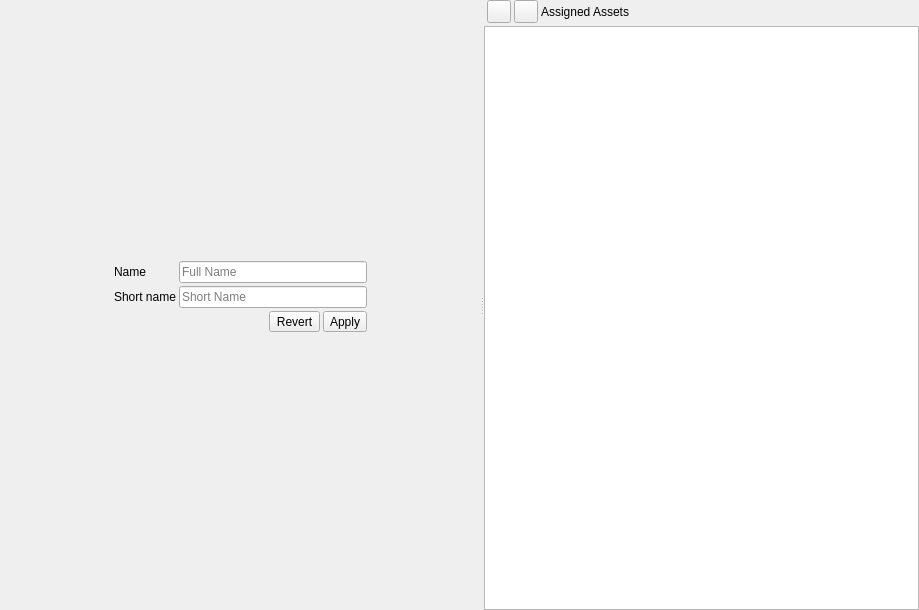
Above: src/assetgroupeditwidget.ui from RxLaboratory/Ramses-Client before the change. Below: the same form after it.
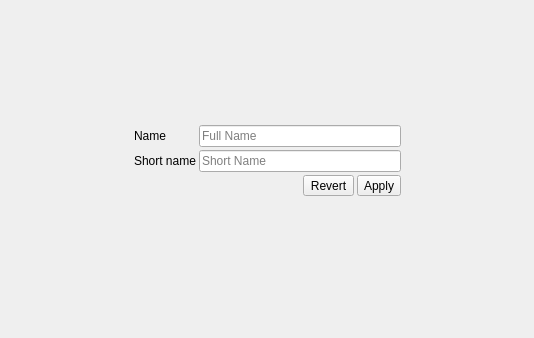
That is the form after the change. Icons and pictures are not drawn.

The edit to the form file:
```diff
--- a/src/assetgroupeditwidget.ui
+++ b/src/assetgroupeditwidget.ui
@@ -6,17 +6,14 @@
    <rect>
     <x>0</x>
     <y>0</y>
-    <width>919</width>
-    <height>610</height>
+    <width>534</width>
+    <height>338</height>
    </rect>
   </property>
   <property name="windowTitle">
    <string>Form</string>
   </property>
-  <layout class="QVBoxLayout" name="verticalLayout_2">
-   <property name="spacing">
-    <number>0</number>
-   </property>
+  <layout class="QGridLayout" name="gridLayout" rowstretch="1,0,1" columnstretch="25,50,25">
    <property name="leftMargin">
     <number>0</number>
    </property>
@@ -29,40 +26,23 @@
    <property name="bottomMargin">
     <number>0</number>
    </property>
-   <item>
-    <widget class="QSplitter" name="splitter">
-     <property name="orientation">
-      <enum>Qt::Horizontal</enum>
-     </property>
-     <widget class="QWidget" name="layoutWidget">
-      <layout class="QGridLayout" name="gridLayout" rowstretch="1,0,1" columnstretch="25,50,0,25">
-       <item row="0" column="3">
-        <spacer name="horizontalSpacer_4">
-         <property name="orientation">
-          <enum>Qt::Horizontal</enum>
-         </property>
-         <property name="sizeHint" stdset="0">
-          <size>
-           <width>40</width>
-           <height>20</height>
-          </size>
-         </property>
-        </spacer>
-       </item>
-       <item row="0" column="0">
+   <property name="spacing">
+    <number>0</number>
+   </property>
+   <item row="0" column="0" rowspan="3">
         <spacer name="horizontalSpacer_5">
          <property name="orientation">
           <enum>Qt::Horizontal</enum>
          </property>
          <property name="sizeHint" stdset="0">
           <size>
-           <width>40</width>
-           <height>20</height>
+       <width>131</width>
+       <height>192</height>
           </size>
          </property>
         </spacer>
        </item>
-       <item row="2" column="2">
+   <item row="0" column="1">
         <spacer name="verticalSpacer_5">
          <property name="orientation">
           <enum>Qt::Vertical</enum>
@@ -70,12 +50,25 @@
          <property name="sizeHint" stdset="0">
           <size>
            <width>20</width>
-           <height>40</height>
+       <height>115</height>
           </size>
          </property>
         </spacer>
        </item>
-       <item row="1" column="1" colspan="2">
+   <item row="0" column="2" rowspan="3">
+    <spacer name="horizontalSpacer_4">
+     <property name="orientation">
+      <enum>Qt::Horizontal</enum>
+     </property>
+     <property name="sizeHint" stdset="0">
+      <size>
+       <width>130</width>
+       <height>20</height>
+      </size>
+     </property>
+    </spacer>
+   </item>
+   <item row="1" column="1">
         <layout class="QFormLayout" name="formLayout">
          <property name="horizontalSpacing">
           <number>3</number>
@@ -174,86 +167,18 @@
          </item>
         </layout>
        </item>
-       <item row="0" column="2">
+   <item row="2" column="1">
         <spacer name="verticalSpacer">
          <property name="orientation">
           <enum>Qt::Vertical</enum>
          </property>
          <property name="sizeHint" stdset="0">
           <size>
-           <width>20</width>
-           <height>40</height>
+       <width>17</width>
+       <height>114</height>
           </size>
          </property>
         </spacer>
-       </item>
-      </layout>
-     </widget>
-     <widget class="QWidget" name="widget" native="true">
-      <layout class="QVBoxLayout" name="verticalLayout">
-       <property name="spacing">
-        <number>3</number>
-       </property>
-       <property name="leftMargin">
-        <number>0</number>
-       </property>
-       <property name="topMargin">
-        <number>0</number>
-       </property>
-       <property name="rightMargin">
-        <number>0</number>
-       </property>
-       <property name="bottomMargin">
-        <number>0</number>
-       </property>
-       <item>
-        <layout class="QHBoxLayout" name="horizontalLayout_3">
-         <property name="spacing">
-          <number>3</number>
-         </property>
-         <property name="leftMargin">
-          <number>3</number>
-         </property>
-         <item>
-          <widget class="QToolButton" name="assignUserButton">
-           <property name="text">
-            <string/>
-           </property>
-           <property name="icon">
-            <iconset resource="resources.qrc">
-             <normaloff>:/icons/add</normaloff>:/icons/add</iconset>
-           </property>
-           <property name="popupMode">
-            <enum>QToolButton::InstantPopup</enum>
-           </property>
-          </widget>
-         </item>
-         <item>
-          <widget class="QToolButton" name="removeUserButton">
-           <property name="text">
-            <string/>
-           </property>
-           <property name="icon">
-            <iconset resource="resources.qrc">
-             <normaloff>:/icons/remove</normaloff>:/icons/remove</iconset>
-           </property>
-          </widget>
-         </item>
-         <item>
-          <widget class="QLabel" name="label_7">
-           <property name="text">
-            <string>Assigned Assets</string>
-           </property>
-          </widget>
-         </item>
-        </layout>
-       </item>
-       <item>
-        <widget class="QListWidget" name="usersList"/>
-       </item>
-      </layout>
-     </widget>
-    </widget>
    </item>
   </layout>
  </widget>
```
Lines whose indentation alone changed are shown as unchanged.
